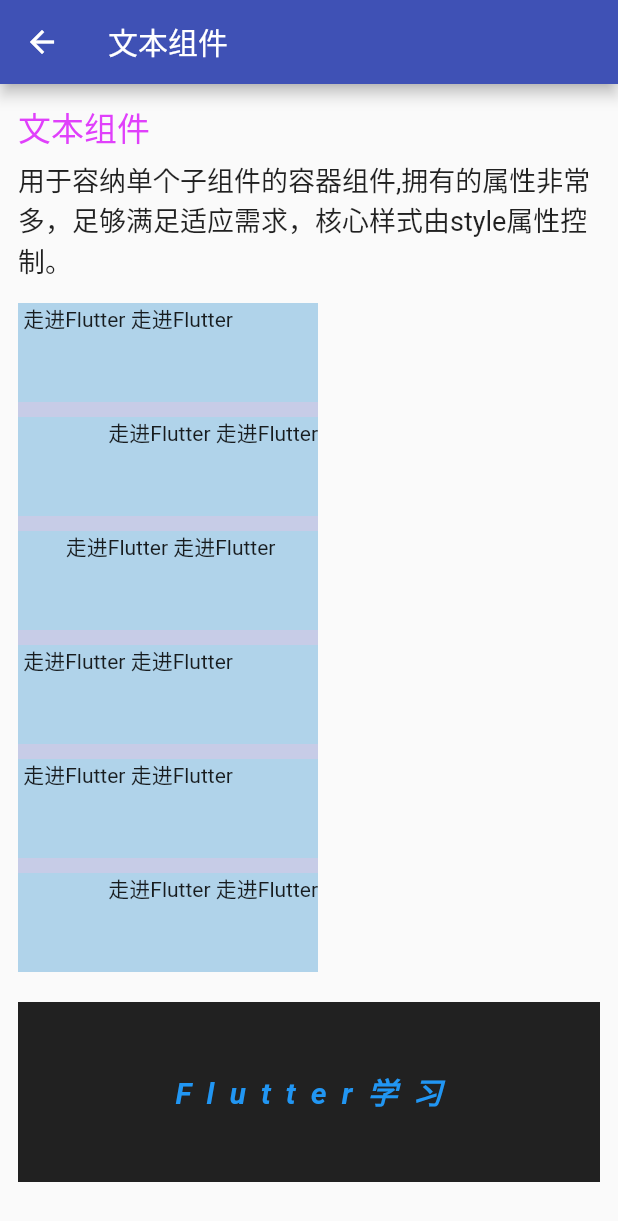
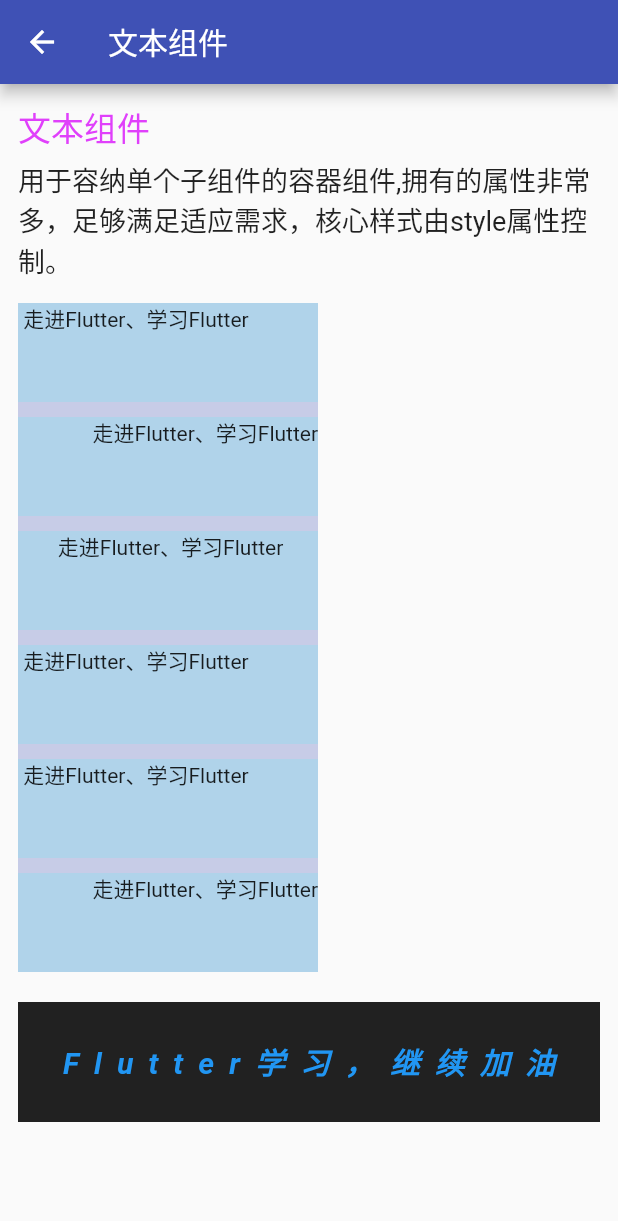
Before and after one commit to Radicalfive/flutter_learning, a Flutter app: the TextWidget screen opened by its route, on a phone screen of 412 x 824 dp. Shown: the top 1221 px of the screen. Run offline on Flutter 3.47's test engine with Material 2 defaults, Android fonts, the phone set to English and light mode, and no system bars; network calls fail.

Commit message:
时光轴

```diff
--- a/flutter_demo/lib/widget/stateful/image_widget.dart
+++ b/flutter_demo/lib/widget/stateful/image_widget.dart
@@ -5,7 +5,7 @@
   final assetsImagePath = 'images/Android_Studio.png';
   final assetsGifPath = 'images/my-gif.gif';
   final netImageUrl =
-      'https://niit-soft.oss-cn-hangzhou.aliyuncs.com/avatar/hand-2.jpg';
+      'https://ossstored.oss-cn-shanghai.aliyuncs.com/avatar-boy/11.jpg';
 
   @override
   Widget build(BuildContext context) {
--- a/flutter_demo/lib/widget/stateful/silverappbar_widget.dart
+++ b/flutter_demo/lib/widget/stateful/silverappbar_widget.dart
@@ -32,7 +32,7 @@
                     child: Container(
                       alignment: Alignment.center,
                       color: Colors.primaries[(index % 18)],
-                      child: const Text('demo'),
+                      child: const Text('时光轴'),
                     ),
                   );
                 },
--- a/flutter_demo/lib/widget/stateless/text_widget.dart
+++ b/flutter_demo/lib/widget/stateless/text_widget.dart
@@ -54,7 +54,7 @@
                             color: Colors.cyanAccent.withAlpha(33),
                             height: 66,
                             child: Text(
-                              " 走进Flutter" * 2,
+                              " 走进Flutter、学习Flutter",
                               textAlign: e,
                             ),
                           ))
@@ -64,11 +64,11 @@
               margin: const EdgeInsets.symmetric(
                 vertical: 10.0,
               ),
-              height: 120,
+              height: 80,
               color: Colors.black87,
               alignment: Alignment.center,
               child: Text(
-                "Flutter学习",
+                "Flutter学习，继续加油",
                 style: style,
               ),
             )
```
Also changed, not shown: flutter_demo/lib/widget/stateless/container_widget.dart (+5 -5 lines).
